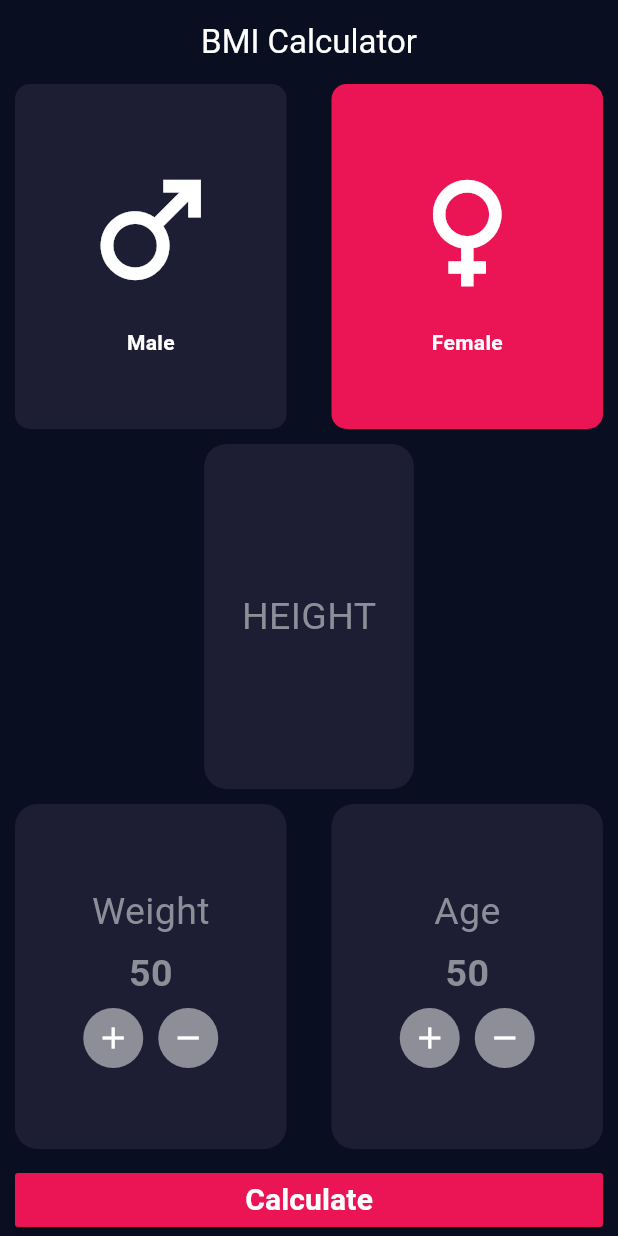
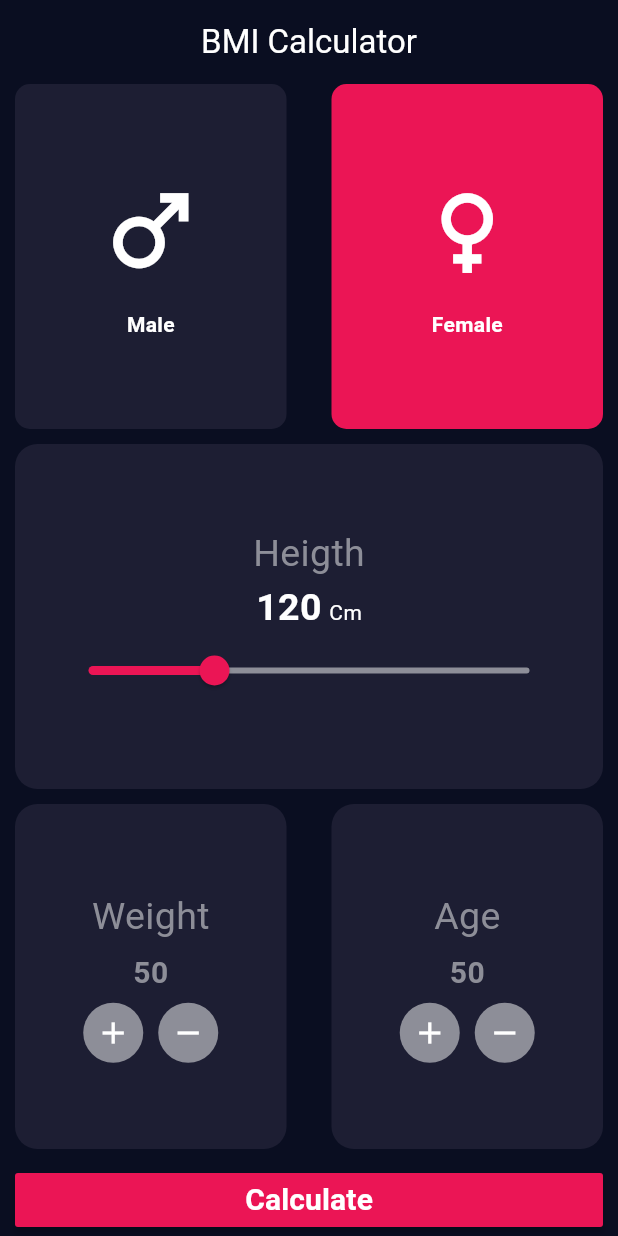
Before and after one commit to MohmaedSobhy/BMI_Application, a Flutter app: the screen it shows after launch, on a phone screen of 412 x 824 dp. Run offline on Flutter 3.47's test engine with Material 3 defaults, Android fonts, the phone set to English and light mode, and no system bars.

Commit message:
refactor home screen

```diff
--- a/lib/Feature/Home/presentation/views/home_screen_body.dart
+++ b/lib/Feature/Home/presentation/views/home_screen_body.dart
@@ -1,19 +1,22 @@
+import 'package:bmi/Feature/Home/presentation/views/select_age_weight_view.dart';
+import 'package:bmi/Feature/Home/presentation/views/select_gender_view.dart';
 import 'package:bmi/Feature/Home/presentation/views/select_height_view.dart';
 import 'package:bmi/core/theme/app_colors.dart';
 import 'package:bmi/core/utils/app_string.dart';
-import 'package:bmi/Feature/Home/presentation/widgets/custome_card_widget.dart';
-import 'package:bmi/Feature/Home/presentation/widgets/gender_card_widget.dart';
 import 'package:flutter/material.dart';
 
-class HomeScreenBody extends StatefulWidget {
-  const HomeScreenBody({super.key});
+// ignore: must_be_immutable
+class HomeScreenBody extends StatelessWidget {
+  HomeScreenBody({super.key});
 
-  @override
-  State<HomeScreenBody> createState() => _HomeScreenBodyState();
-}
+  bool isMaleSelected = false;
 
-class _HomeScreenBodyState extends State<HomeScreenBody> {
-  bool isMaleSelected = false;
+  int weight = 50;
+
+  int age = 50;
+
+  double height = 120;
+
   @override
   Widget build(BuildContext context) {
     return Padding(
@@ -22,64 +25,23 @@ class _HomeScreenBodyState extends State<HomeScreenBody> {
         spacing: 10,
         children: [
           Expanded(
-            child: Row(
-              spacing: 30,
-              children: [
-                Expanded(
-                  child: GenderCardWidget(
-                    onTap: () {
-                      setState(() {
-                        isMaleSelected = true;
-                      });
-                    },
-                    label: AppString.male,
-                    icon: Icons.male,
-                    background:
-                        (isMaleSelected == true)
-                            ? AppColors.primaryColor
-                            : AppColors.activeCardColour,
-                  ),
-                ),
-                Expanded(
-                  child: GenderCardWidget(
-                    onTap: () {
-                      setState(() {
-                        isMaleSelected = false;
-                      });
-                    },
-                    label: AppString.female,
-                    icon: Icons.female,
-                    background:
-                        (isMaleSelected == false)
-                            ? AppColors.primaryColor
-                            : AppColors.activeCardColour,
-                  ),
-                ),
-              ],
+            child: SelectGenderView(
+              onGenderChange: (value) {
+                isMaleSelected = value;
+              },
             ),
           ),
-          Expanded(child: SelectHeightView()),
           Expanded(
-            child: Row(
-              spacing: 30,
-              children: [
-                Expanded(
-                  child: CustomeCardWidget(
-                    title: AppString.weight,
-                    label: "50",
-                    onDecremant: () {},
-                    onIncremant: () {},
-                  ),
-                ),
-                Expanded(
-                  child: CustomeCardWidget(
-                    title: AppString.age,
-                    label: "50",
-                    onDecremant: () {},
-                    onIncremant: () {},
-                  ),
-                ),
-              ],
+            child: SelectHeightView(
+              onChange: (value) {
+                height = value;
+              },
+            ),
+          ),
+          Expanded(
+            child: SelectAgeWeightView(
+              onAgeChange: (value) => age = value,
+              onWeightChange: (value) => weight = value,
             ),
           ),
 
@@ -87,7 +49,7 @@ class _HomeScreenBodyState extends State<HomeScreenBody> {
             onPressed: () {},
             color: AppColors.primaryColor,
             minWidth: double.infinity,
-            child: Text(
+            child: const Text(
               AppString.calculate,
               style: TextStyle(
                 color: AppColors.white,
--- /dev/null
+++ b/lib/Feature/Home/presentation/views/select_age_weight_view.dart
@@ -0,0 +1,68 @@
+import 'package:bmi/Feature/Home/presentation/widgets/custome_card_widget.dart';
+import 'package:bmi/core/utils/app_string.dart';
+import 'package:flutter/material.dart';
+
+class SelectAgeWeightView extends StatefulWidget {
+  final ValueChanged<int> onAgeChange, onWeightChange;
+  const SelectAgeWeightView({
+    super.key,
+    required this.onAgeChange,
+    required this.onWeightChange,
+  });
+
+  @override
+  State<SelectAgeWeightView> createState() => _SelectAgeWeightViewState();
+}
+
+class _SelectAgeWeightViewState extends State<SelectAgeWeightView> {
+  int weight = 50;
+  int age = 50;
+  @override
+  Widget build(BuildContext context) {
+    return Row(
+      spacing: 30,
+      children: [
+        Expanded(
+          child: CustomeCardWidget(
+            title: AppString.weight,
+            label: "$weight",
+            onDecremant: () {
+              if (weight - 1 > 0) {
+                weight--;
+                widget.onWeightChange(weight);
+                setState(() {});
+              }
+            },
+            onIncremant: () {
+              if (weight + 1 <= 300) {
+                weight++;
+                widget.onWeightChange(weight);
+                setState(() {});
+              }
+            },
+          ),
+        ),
+        Expanded(
+          child: CustomeCardWidget(
+            title: AppString.age,
+            label: "$age",
+            onDecremant: () {
+              if (age - 1 > 0) {
+                age--;
+                widget.onAgeChange(age);
+                setState(() {});
+              }
+            },
+            onIncremant: () {
+              if (age + 1 <= 120) {
+                age++;
+                widget.onAgeChange(age);
+                setState(() {});
+              }
+            },
+          ),
+        ),
+      ],
+    );
+  }
+}
--- a/lib/Feature/Home/presentation/views/select_height_view.dart
+++ b/lib/Feature/Home/presentation/views/select_height_view.dart
@@ -1,13 +1,22 @@
 import 'package:bmi/core/theme/app_colors.dart';
+import 'package:bmi/core/utils/app_string.dart';
 import 'package:flutter/material.dart';
 
-class SelectHeightView extends StatelessWidget {
-  const SelectHeightView({super.key});
+class SelectHeightView extends StatefulWidget {
+  final ValueChanged<double> onChange;
 
+  const SelectHeightView({super.key, required this.onChange});
+
+  @override
+  State<SelectHeightView> createState() => _SelectHeightViewState();
+}
+
+class _SelectHeightViewState extends State<SelectHeightView> {
+  double selectedHeight = 120;
   @override
   Widget build(BuildContext context) {
     return Container(
-      padding: EdgeInsets.all(25),
+      padding: const EdgeInsets.all(25),
       decoration: BoxDecoration(
         borderRadius: BorderRadius.circular(15),
         color: AppColors.activeCardColour,
@@ -16,7 +25,40 @@ class SelectHeightView extends StatelessWidget {
         mainAxisAlignment: MainAxisAlignment.center,
         crossAxisAlignment: CrossAxisAlignment.center,
         children: [
-          Text('HEIGHT', style: TextStyle(fontSize: 25, color: AppColors.grey)),
+          const Text(
+            AppString.heigth,
+            style: TextStyle(fontSize: 25, color: AppColors.grey),
+          ),
+          Row(
+            mainAxisAlignment: MainAxisAlignment.center,
+            crossAxisAlignment: CrossAxisAlignment.baseline,
+            textBaseline: TextBaseline.alphabetic,
+            spacing: 5,
+            children: [
+              Text(
+                "${selectedHeight.toInt()}",
+                style: const TextStyle(
+                  fontSize: 25,
+                  fontWeight: FontWeight.bold,
+                  color: AppColors.white,
+                ),
+              ),
+              const Text("Cm", style: TextStyle(color: AppColors.white)),
+            ],
+          ),
+          Slider(
+            value: selectedHeight,
+            min: 80,
+            max: 220,
+            activeColor: AppColors.primaryColor,
+            inactiveColor: AppColors.grey,
+            onChanged: (value) {
+              setState(() {
+                selectedHeight = value;
+                widget.onChange(selectedHeight);
+              });
+            },
+          ),
         ],
       ),
     );
--- a/lib/Feature/Home/presentation/widgets/custome_card_widget.dart
+++ b/lib/Feature/Home/presentation/widgets/custome_card_widget.dart
@@ -15,7 +15,7 @@ class CustomeCardWidget extends StatelessWidget {
   @override
   Widget build(BuildContext context) {
     return Container(
-      padding: EdgeInsets.all(25),
+      padding: const EdgeInsets.all(25),
       decoration: BoxDecoration(
         borderRadius: BorderRadius.circular(15),
         color: AppColors.activeCardColour,
@@ -25,11 +25,14 @@ class CustomeCardWidget extends StatelessWidget {
         crossAxisAlignment: CrossAxisAlignment.center,
         spacing: 5,
         children: [
-          Text(title, style: TextStyle(fontSize: 25, color: AppColors.grey)),
+          Text(
+            title,
+            style: const TextStyle(fontSize: 25, color: AppColors.grey),
+          ),
           Text(
             label,
-            style: TextStyle(
-              fontSize: 25,
+            style: const TextStyle(
+              fontSize: 20,
               color: AppColors.grey,
               fontWeight: FontWeight.bold,
             ),
@@ -40,14 +43,14 @@ class CustomeCardWidget extends StatelessWidget {
             children: [
               InkWell(
                 onTap: onIncremant,
-                child: CircleAvatar(
+                child: const CircleAvatar(
                   backgroundColor: AppColors.grey,
                   child: Icon(Icons.add, color: AppColors.white),
                 ),
               ),
               InkWell(
                 onTap: onDecremant,
-                child: CircleAvatar(
+                child: const CircleAvatar(
                   backgroundColor: AppColors.grey,
                   child: Icon(Icons.remove, color: AppColors.white),
                 ),
--- a/lib/Feature/Home/presentation/widgets/gender_card_widget.dart
+++ b/lib/Feature/Home/presentation/widgets/gender_card_widget.dart
@@ -19,7 +19,7 @@ class GenderCardWidget extends StatelessWidget {
     return InkWell(
       onTap: onTap,
       child: Container(
-        padding: EdgeInsets.all(25),
+        padding: const EdgeInsets.all(25),
         decoration: BoxDecoration(
           borderRadius: BorderRadius.circular(10),
           color: background,
@@ -28,11 +28,11 @@ class GenderCardWidget extends StatelessWidget {
           mainAxisAlignment: MainAxisAlignment.center,
           crossAxisAlignment: CrossAxisAlignment.center,
           children: [
-            Icon(icon, size: 100, color: AppColors.white),
-            SizedBox(height: 15),
+            Icon(icon, size: 75, color: AppColors.white),
+            const SizedBox(height: 15),
             Text(
               label,
-              style: TextStyle(
+              style: const TextStyle(
                 color: AppColors.white,
                 fontWeight: FontWeight.bold,
               ),
--- a/lib/main.dart
+++ b/lib/main.dart
@@ -2,5 +2,6 @@ import 'package:bmi/bmi_app.dart';
 import 'package:flutter/material.dart';
 
 void main() {
-  runApp(const BMIApp());
+  // runApp(DevicePreview(enabled: true, builder: (context) => const BMIApp()));
+  runApp(BMIApp());
 }
```
